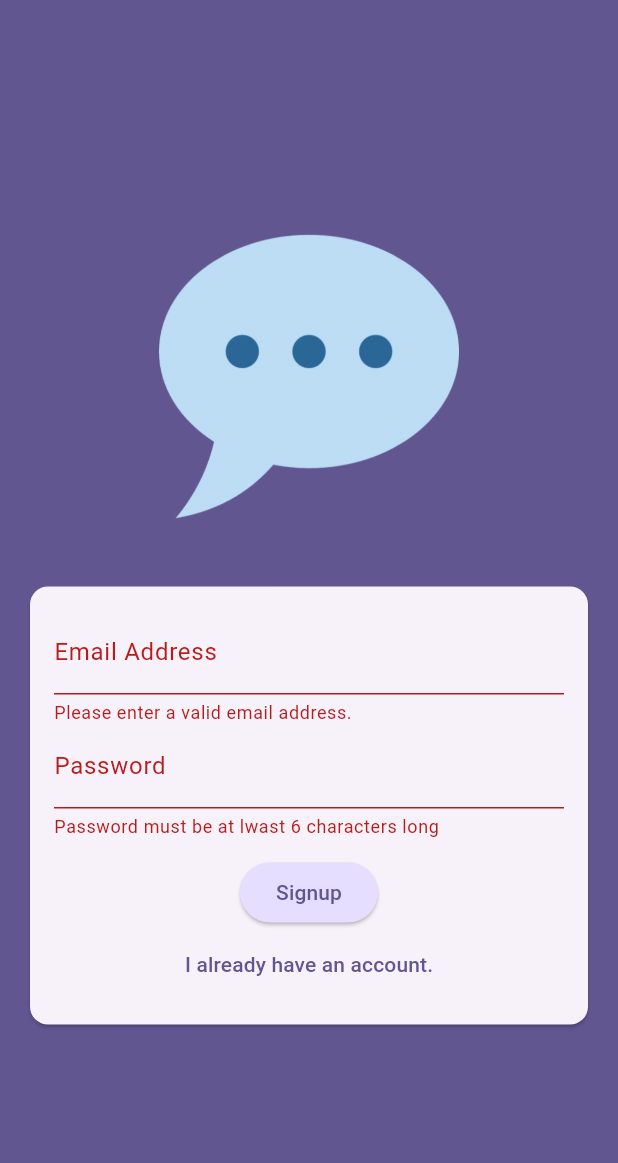
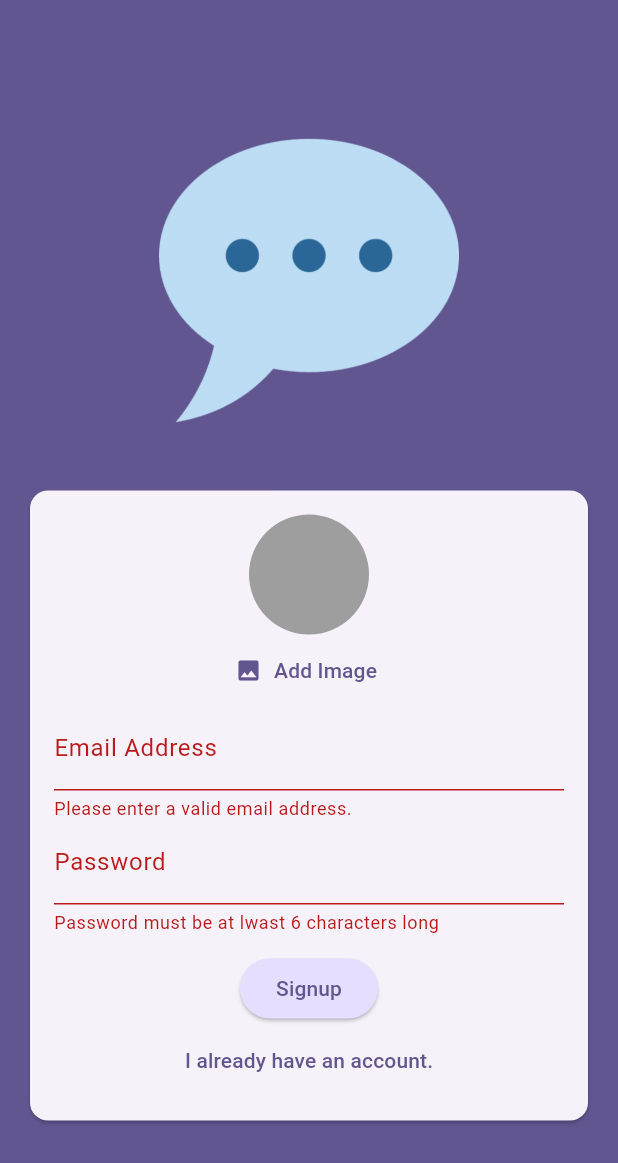
Before and after one commit to CommonLion/flutter_project, a Flutter app: the screen it shows after launch, after a tap on "Login", after a tap on "Create an account", on a phone screen of 412 x 824 dp. Shown: the top 1163 px of the screen. Run offline on Flutter 3.47's test engine with Material 3 defaults, Android fonts, the phone set to English and light mode, and no system bars; our stand-ins replace firebase_auth, firebase_core, google_fonts, image_picker; accounts and stored records are empty.

Commit message:
feat: 카메라 기능과 위젝 추가
..

```diff
--- a/chat_app/lib/screens/auth.dart
+++ b/chat_app/lib/screens/auth.dart
@@ -1,3 +1,4 @@
+import 'package:chat_app/widgets/user_image_picker.dart';
 import 'package:flutter/material.dart';
 import 'package:firebase_auth/firebase_auth.dart';
 
@@ -83,6 +84,7 @@ class _AuthScreenState extends State<AuthScreen> {
                       child: Column(
                         mainAxisSize: MainAxisSize.min, //공간을 최재한 차지하게
                         children: [
+                          if (!_isLogin) UserImagePicker(), //로그인일때만 작동
                           TextFormField(
                             decoration: const InputDecoration(
                                 labelText: 'Email Address'),
--- /dev/null
+++ b/chat_app/lib/widgets/user_image_picker.dart
@@ -0,0 +1,58 @@
+import 'dart:io';
+
+import 'package:flutter/material.dart';
+import 'package:image_picker/image_picker.dart';
+
+//업로드 전에 이미지를 고르고 미리 보기를 보여주는 위젯. 상태 관리 해야함.
+class UserImagePicker extends StatefulWidget {
+  const UserImagePicker({super.key});
+
+  @override
+  State<UserImagePicker> createState() {
+    return _UserImagePickerState();
+  }
+}
+
+class _UserImagePickerState extends State<UserImagePicker> {
+  File? _pickedImageFile;
+
+  void _pickImage() async {
+    final pickedImage = await ImagePicker()
+        .pickImage(source: ImageSource.camera, imageQuality: 50, maxWidth: 150);
+//갤러리도 되고 카메라도됨.
+//ImagePicker가 제공하는 기능임. 이게
+    if (pickedImage == null) {
+      //이미지 선택이null과 같다면
+      return;
+    }
+
+    setState(() {
+      _pickedImageFile = File(pickedImage.path);
+    });
+  }
+
+  @override
+  Widget build(BuildContext context) {
+    //이미지를 고를 수 있고 그걸 보여주는 위젯을 반환
+    return Column(
+      children: [
+        CircleAvatar(
+          radius: 40,
+          backgroundColor: Colors.grey,
+          foregroundImage:
+              _pickedImageFile != null ? FileImage(_pickedImageFile!) : null,
+        ), //이 원을 렌더링 한다
+        TextButton.icon(
+          onPressed: _pickImage, //image_picker의 도움으로 카메라를 열거다.
+          icon: Icon(Icons.image),
+          label: Text(
+            'Add Image',
+            style: TextStyle(
+              color: Theme.of(context).colorScheme.primary,
+            ),
+          ),
+        ),
+      ],
+    );
+  }
+}
```
